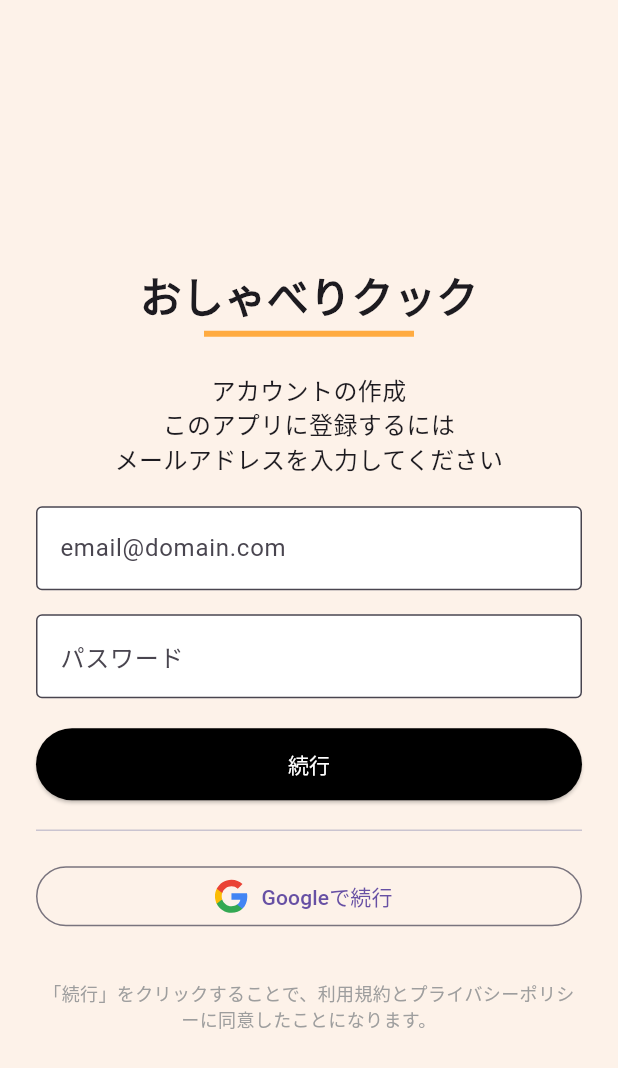
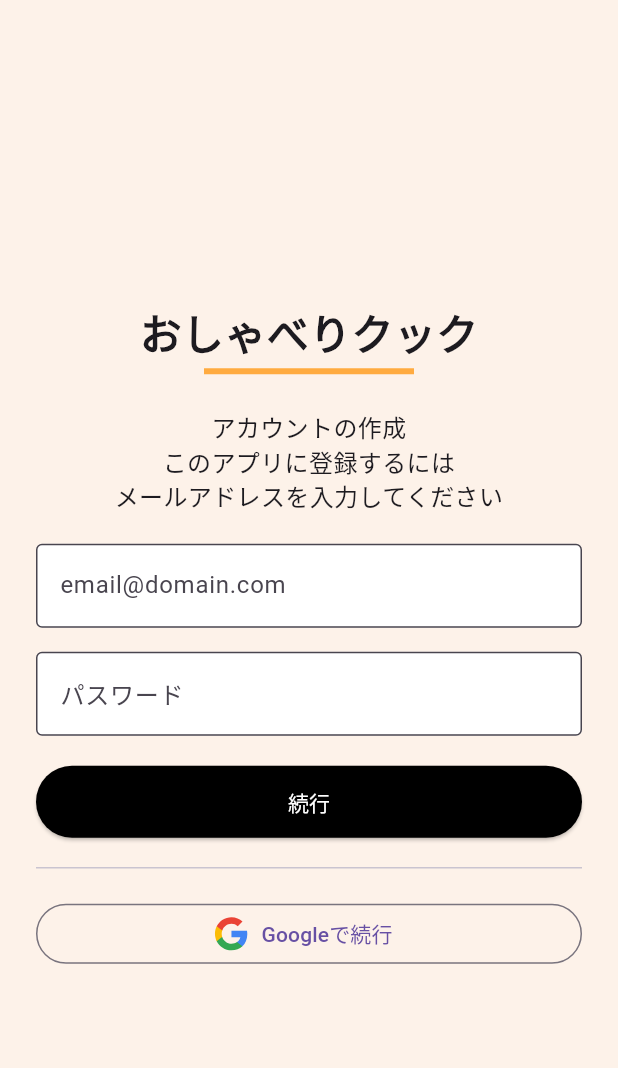
Before and after one commit to aonatsu1001/OsyaberiCookApp, a Flutter app: the screen it shows after launch, on a phone screen of 412 x 824 dp. Shown: the top 1068 px of the screen. Run offline on Flutter 3.47's test engine with Material 3 defaults, Android fonts, the phone set to English and light mode, and no system bars; our stand-ins replace cached_network_image, cloud_firestore, firebase_auth, firebase_core, flutter_riverpod, flutter_svg and 1 more; accounts and stored records are empty.

Commit message:
ログイン画面のテキスト修正

```diff
--- a/lib/pages/login_page.dart
+++ b/lib/pages/login_page.dart
@@ -155,12 +155,6 @@ class _SignUpScreenState extends ConsumerState<SignUpScreen> {
                       errorMessage,
                       style: const TextStyle(color: Colors.red),
                     ),
-                  const SizedBox(height: 16),
-                  const Text(
-                    "「続行」をクリックすることで、利用規約とプライバシーポリシーに同意したことになります。",
-                    textAlign: TextAlign.center,
-                    style: TextStyle(fontSize: 12, color: Colors.grey),
-                  ),
                 ],
               ),
             ),
```
Also changed, not shown: 1 other file.
